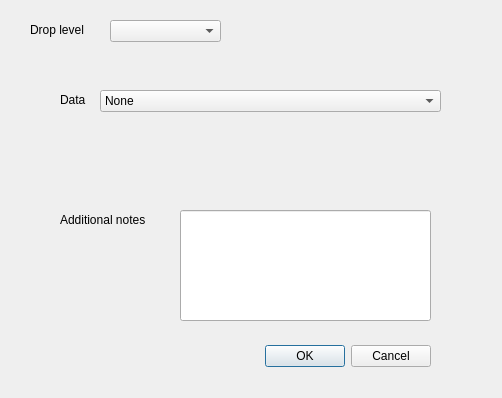
The window that ui/add_notes.ui (LabNeuroCogDevel/LNCDschedule) describes before a commit, drawn with Qt 5.
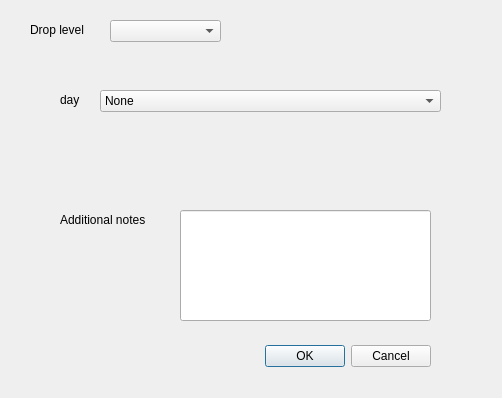
The same window after the commit.

The edit to the form file:
```diff
--- a/ui/add_notes.ui
+++ b/ui/add_notes.ui
@@ -105,7 +105,7 @@
     </rect>
    </property>
    <property name="text">
-    <string>Data</string>
+    <string>day</string>
    </property>
   </widget>
   <widget class="QComboBox" name="ctype_box_2">
```
